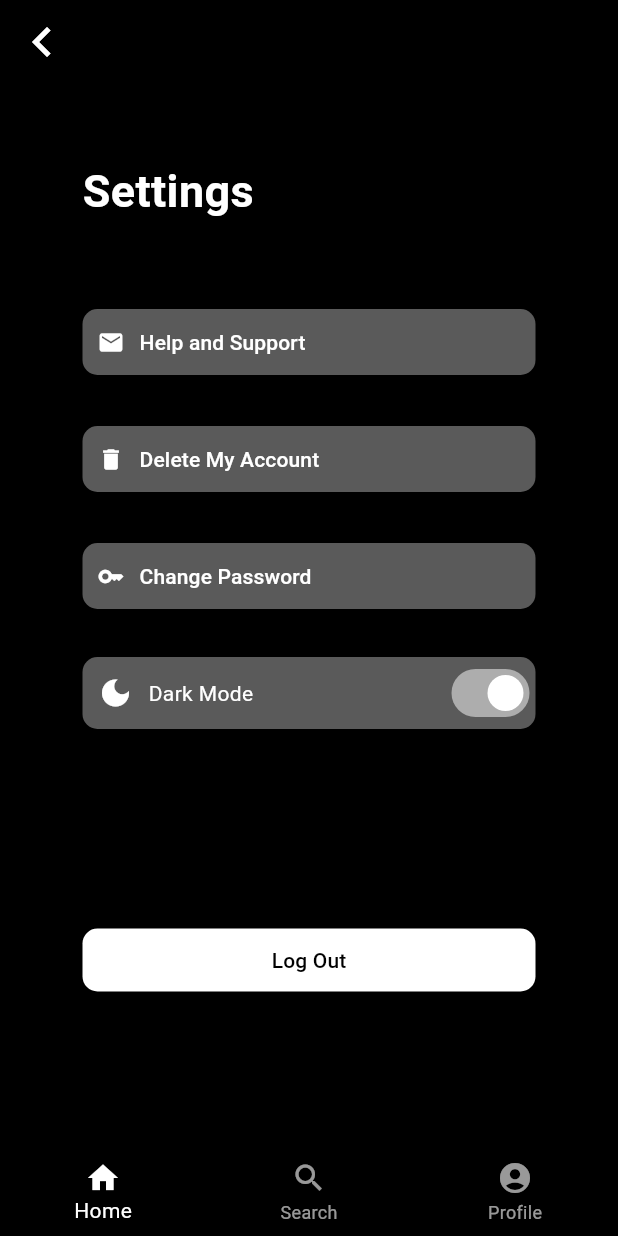
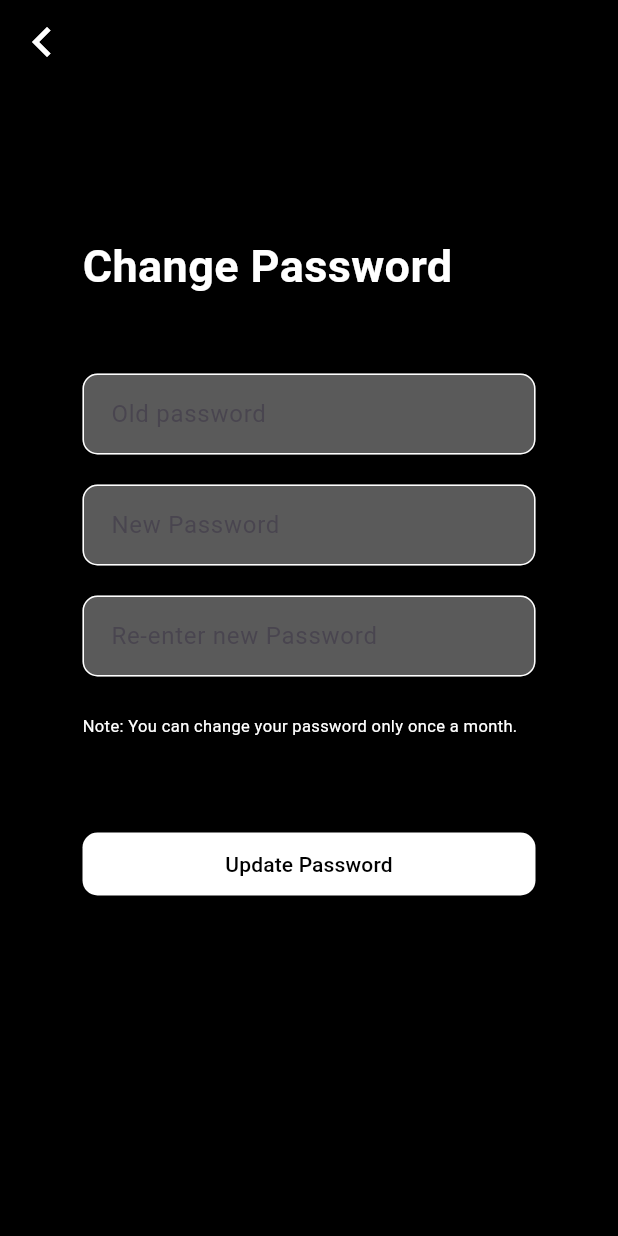
Before and after one commit to rishabhrm/showcase, a Flutter app: the screen it shows after launch, on a phone screen of 412 x 824 dp. Run offline on Flutter 3.47's test engine with Material 3 defaults, Android fonts, the phone set to English and light mode, and no system bars; our stand-ins replace carousel_slider.

Commit message:
added change password screen

```diff
--- a/lib/main.dart
+++ b/lib/main.dart
@@ -8,6 +8,7 @@ import './screens/search_screen.dart';
 import './screens/home_screen.dart';
 import './screens/genre_screen.dart';
 import './screens/settings_screen.dart';
+import './screens/change_pass_screen.dart';
 
 void main() {
   runApp(const MainApp());
@@ -20,7 +21,7 @@ class MainApp extends StatelessWidget {
   Widget build(BuildContext context) {
     return const MaterialApp(
       title: 'showcase',
-      home: SettingsScreen(),
+      home: ChangePasswordScreen(),
       debugShowCheckedModeBanner: false,
     );
   }
--- /dev/null
+++ b/lib/screens/change_pass_screen.dart
@@ -0,0 +1,163 @@
+import 'package:flutter/material.dart';
+
+class ChangePasswordScreen extends StatefulWidget {
+  const ChangePasswordScreen({super.key});
+
+  @override
+  State<ChangePasswordScreen> createState() => _ChangePasswordScreenState();
+}
+
+class _ChangePasswordScreenState extends State<ChangePasswordScreen> {
+  @override
+  Widget build(BuildContext context) {
+    return Scaffold(
+      backgroundColor: const Color.fromARGB(255, 0, 0, 0),
+      appBar: AppBar(
+        backgroundColor: Colors.black,
+        leading: IconButton(
+          icon: Icon(
+            Icons.chevron_left,
+            color: Colors.white,
+            size: 40,
+          ),
+          onPressed: () {},
+        ),
+        centerTitle: false,
+      ),
+      body: Padding(
+        padding: const EdgeInsets.symmetric(horizontal: 55).copyWith(top: 100),
+        child: Column(
+          mainAxisAlignment: MainAxisAlignment.start,
+          crossAxisAlignment: CrossAxisAlignment.start,
+          children: [
+            const Text(
+              'Change Password',
+              style: TextStyle(
+                fontSize: 30,
+                color: Colors.white,
+                fontWeight: FontWeight.bold,
+              ),
+            ),
+            const SizedBox(height: 50),
+            Form(
+              child: Column(
+                crossAxisAlignment: CrossAxisAlignment.start,
+                children: [
+                  TextFormField(
+                    keyboardType: TextInputType.emailAddress,
+                    cursorColor: Colors.white,
+                    style: const TextStyle(color: Colors.white),
+                    decoration: InputDecoration(
+                      contentPadding: const EdgeInsets.symmetric(
+                          vertical: 15, horizontal: 15),
+                      labelText: 'Old password',
+                      hintText: 'Enter your old password',
+                      border: OutlineInputBorder(
+                        borderRadius: BorderRadius.circular(10),
+                      ),
+                      filled: true,
+                      fillColor: const Color.fromRGBO(90, 90, 90, 1),
+                      focusedBorder: OutlineInputBorder(
+                        borderRadius: BorderRadius.circular(10),
+                        borderSide: const BorderSide(color: Colors.white),
+                      ),
+                      enabledBorder: OutlineInputBorder(
+                        borderRadius: BorderRadius.circular(10),
+                        borderSide: const BorderSide(color: Colors.white),
+                      ),
+                    ),
+                    onChanged: (String value) {},
+                    validator: (value) {
+                      return value!.isEmpty
+                          ? 'Please enter email address'
+                          : null;
+                    },
+                  ),
+                  const SizedBox(height: 20),
+                  TextFormField(
+                    keyboardType: TextInputType.visiblePassword,
+                    cursorColor: Colors.white,
+                    style: const TextStyle(color: Colors.white),
+                    decoration: InputDecoration(
+                      contentPadding: const EdgeInsets.symmetric(
+                          vertical: 15, horizontal: 15),
+                      labelText: 'New Password',
+                      hintText: 'Enter your new password',
+                      border: OutlineInputBorder(
+                        borderRadius: BorderRadius.circular(10),
+                      ),
+                      filled: true,
+                      fillColor: const Color.fromRGBO(90, 90, 90, 1),
+                      focusedBorder: OutlineInputBorder(
+                        borderRadius: BorderRadius.circular(10),
+                        borderSide: const BorderSide(color: Colors.white),
+                      ),
+                      enabledBorder: OutlineInputBorder(
+                        borderRadius: BorderRadius.circular(10),
+                        borderSide: const BorderSide(color: Colors.white),
+                      ),
+                    ),
+                    onChanged: (String value) {},
+                    validator: (value) {
+                      return value!.isEmpty ? 'Please enter password' : null;
+                    },
+                  ),
+                  const SizedBox(height: 20),
+                  TextFormField(
+                    keyboardType: TextInputType.visiblePassword,
+                    cursorColor: Colors.white,
+                    style: const TextStyle(color: Colors.white),
+                    decoration: InputDecoration(
+                      contentPadding: const EdgeInsets.symmetric(
+                          vertical: 15, horizontal: 15),
+                      labelText: 'Re-enter new Password',
+                      hintText: 'Re-enter your new password',
+                      border: OutlineInputBorder(
+                        borderRadius: BorderRadius.circular(10),
+                      ),
+                      filled: true,
+                      fillColor: const Color.fromRGBO(90, 90, 90, 1),
+                      focusedBorder: OutlineInputBorder(
+                        borderRadius: BorderRadius.circular(10),
+                        borderSide: const BorderSide(color: Colors.white),
+                      ),
+                      enabledBorder: OutlineInputBorder(
+                        borderRadius: BorderRadius.circular(10),
+                        borderSide: const BorderSide(color: Colors.white),
+                      ),
+                    ),
+                    onChanged: (String value) {},
+                    validator: (value) {
+                      return value!.isEmpty ? 'Please re-enter password' : null;
+                    },
+                  ),
+                  const SizedBox(height: 25),
+                  const Text(
+                    "Note: You can change your password only once a month.",
+                    style: TextStyle(
+                      fontSize: 11,
+                      color: Colors.white,
+                    ),
+                  ),
+                  const SizedBox(height: 60),
+                  ElevatedButton(
+                    style: ElevatedButton.styleFrom(
+                      foregroundColor: Colors.black,
+                      backgroundColor: Colors.white,
+                      minimumSize: const Size(double.infinity, 42),
+                      shape: RoundedRectangleBorder(
+                        borderRadius: BorderRadius.circular(10),
+                      ),
+                    ),
+                    onPressed: () {},
+                    child: const Text('Update Password'),
+                  ),
+                ],
+              ),
+            ),
+          ],
+        ),
+      ),
+    );
+  }
+}
```
